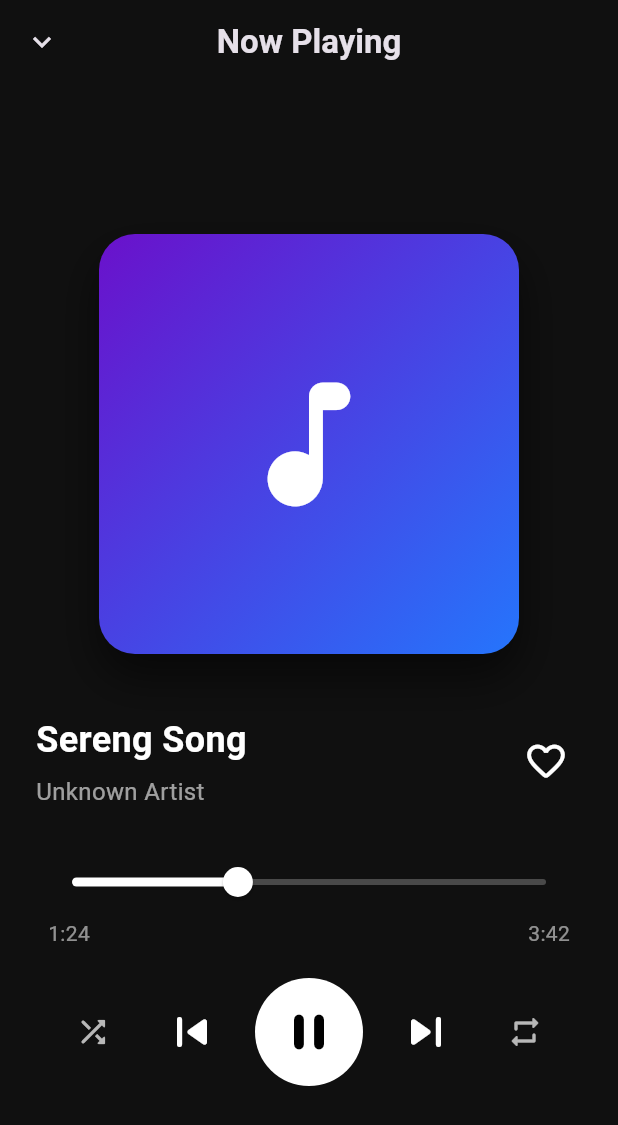
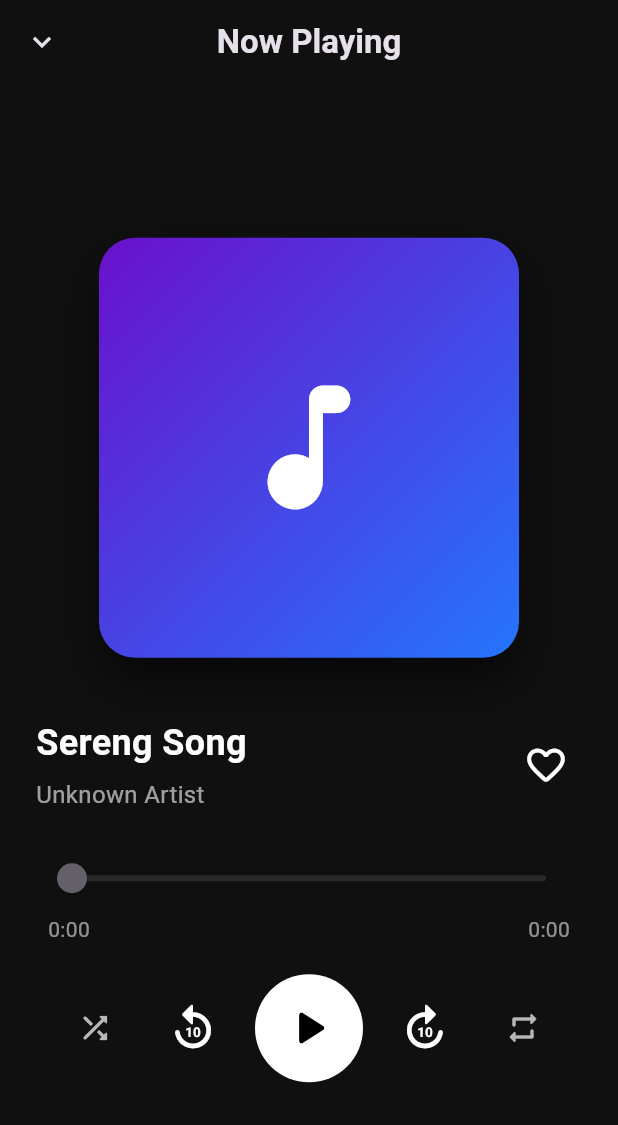
Before and after one commit to marandianil31-spec/Sereng, a Flutter app: the MusicPlayerScreen screen opened directly, after a tap on the "play arrow" icon, on a phone screen of 412 x 824 dp. Shown: the top 1125 px of the screen. Run offline on Flutter 3.47's test engine with Material 3 defaults, Android fonts, the phone set to English and light mode, and no system bars; our stand-ins replace just_audio.

Commit message:
Enhance MusicPlayerScreen with audio playback features
Refactor music player screen to use audio URL and improve UI responsiveness.

```diff
--- a/lib/screens/music_player_screen.dart
+++ b/lib/screens/music_player_screen.dart
@@ -1,13 +1,16 @@
 import 'package:flutter/material.dart';
+import 'package:just_audio/just_audio.dart';
 
 class MusicPlayerScreen extends StatefulWidget {
   final String songTitle;
   final String artistName;
+  final String? audioUrl;
 
   const MusicPlayerScreen({
     super.key,
     this.songTitle = 'Sereng Song',
     this.artistName = 'Unknown Artist',
+    this.audioUrl,
   });
 
   @override
@@ -15,9 +18,101 @@ class MusicPlayerScreen extends StatefulWidget {
 }
 
 class _MusicPlayerScreenState extends State<MusicPlayerScreen> {
-  bool isPlaying = false;
+  final AudioPlayer _player = AudioPlayer();
+
   bool isLiked = false;
-  double progress = 0.35;
+  bool isLoading = false;
+
+  // Temporary test MP3.
+  // Later we will replace this with the SERENG CDN URL.
+  static const String testAudioUrl =
+      'https://www.soundhelix.com/examples/mp3/SoundHelix-Song-1.mp3';
+
+  @override
+  void initState() {
+    super.initState();
+
+    _player.playerStateStream.listen((state) {
+      if (mounted) {
+        setState(() {});
+      }
+    });
+  }
+
+  String get audioUrl => widget.audioUrl ?? testAudioUrl;
+
+  Future<void> _playPause() async {
+    try {
+      if (_player.playing) {
+        await _player.pause();
+        return;
+      }
+
+      setState(() {
+        isLoading = true;
+      });
+
+      if (_player.processingState == ProcessingState.idle) {
+        await _player.setUrl(audioUrl);
+      }
+
+      await _player.play();
+
+      if (mounted) {
+        setState(() {
+          isLoading = false;
+        });
+      }
+    } catch (e) {
+      if (mounted) {
+        setState(() {
+          isLoading = false;
+        });
+
+        ScaffoldMessenger.of(context).showSnackBar(
+          SnackBar(
+            content: Text('Song play nahi ho saka: $e'),
+          ),
+        );
+      }
+    }
+  }
+
+  Future<void> _seekForward() async {
+    final position = _player.position;
+    final duration = _player.duration;
+
+    if (duration == null) return;
+
+    final newPosition = position + const Duration(seconds: 10);
+
+    await _player.seek(
+      newPosition < duration ? newPosition : duration,
+    );
+  }
+
+  Future<void> _seekBackward() async {
+    final position = _player.position;
+
+    final newPosition = position - const Duration(seconds: 10);
+
+    await _player.seek(
+      newPosition > Duration.zero ? newPosition : Duration.zero,
+    );
+  }
+
+  String _formatDuration(Duration duration) {
+    final minutes = duration.inMinutes;
+    final seconds = duration.inSeconds % 60;
+
+    return '$minutes:${seconds.toString().padLeft(2, '0')}';
+  }
+
+  @override
+  void dispose() {
+    _player.dispose();
+    super.dispose();
+  }
 
   @override
   Widget build(BuildContext context) {
@@ -28,11 +123,15 @@ class _MusicPlayerScreenState extends State<MusicPlayerScreen> {
         elevation: 0,
         leading: IconButton(
           icon: const Icon(Icons.keyboard_arrow_down),
-          onPressed: () => Navigator.pop(context),
+          onPressed: () {
+            Navigator.pop(context);
+          },
         ),
         title: const Text(
           'Now Playing',
-          style: TextStyle(fontWeight: FontWeight.bold),
+          style: TextStyle(
+            fontWeight: FontWeight.bold,
+          ),
         ),
         centerTitle: true,
       ),
@@ -94,6 +193,8 @@ class _MusicPlayerScreenState extends State<MusicPlayerScreen> {
                         const SizedBox(height: 6),
                         Text(
                           widget.artistName,
+                          maxLines: 1,
+                          overflow: TextOverflow.ellipsis,
                           style: const TextStyle(
                             color: Colors.white60,
                             fontSize: 16,
@@ -102,6 +203,7 @@ class _MusicPlayerScreenState extends State<MusicPlayerScreen> {
                       ],
                     ),
                   ),
+
                   IconButton(
                     onPressed: () {
                       setState(() {
@@ -119,9 +221,33 @@ class _MusicPlayerScreenState extends State<MusicPlayerScreen> {
                 ],
               ),
 
-              const SizedBox(height: 25),
+              const SizedBox(height: 20),
 
-              // Progress bar
+              // Progress
+              StreamBuilder<Duration>(
+                stream: _player.positionStream,
+                builder: (context, snapshot) {
+                  final position = snapshot.data ?? Duration.zero;
+                  final duration = _player.duration ?? Duration.zero;
+
+                  double value = 0;
+
+                  if (duration.inMilliseconds > 0) {
+                    value =
+                        position.inMilliseconds /
+                        duration.inMilliseconds;
+
+                    if (value > 1) {
+                      value = 1;
+                    }
+
+                    if (value < 0) {
+                      value = 0;
+                    }
+                  }
+
+                  return Column(
+                    children: [
                       SliderTheme(
                         data: SliderTheme.of(context).copyWith(
                           activeTrackColor: Colors.white,
@@ -131,32 +257,48 @@ class _MusicPlayerScreenState extends State<MusicPlayerScreen> {
                           trackHeight: 4,
                         ),
                         child: Slider(
-                  value: progress,
+                          value: value,
                           min: 0,
                           max: 1,
-                  onChanged: (value) {
-                    setState(() {
-                      progress = value;
-                    });
+                          onChanged: duration.inMilliseconds == 0
+                              ? null
+                              : (newValue) {
+                                  final newPosition = Duration(
+                                    milliseconds:
+                                        (duration.inMilliseconds *
+                                                newValue)
+                                            .round(),
+                                  );
+
+                                  _player.seek(newPosition);
                                 },
                         ),
                       ),
 
-              const Padding(
-                padding: EdgeInsets.symmetric(horizontal: 8),
+                      Padding(
+                        padding: const EdgeInsets.symmetric(horizontal: 8),
                         child: Row(
-                  mainAxisAlignment: MainAxisAlignment.spaceBetween,
+                          mainAxisAlignment:
+                              MainAxisAlignment.spaceBetween,
                           children: [
                             Text(
-                      '1:24',
-                      style: TextStyle(color: Colors.white54),
+                              _formatDuration(position),
+                              style: const TextStyle(
+                                color: Colors.white54,
+                              ),
                             ),
                             Text(
-                      '3:42',
-                      style: TextStyle(color: Colors.white54),
+                              _formatDuration(duration),
+                              style: const TextStyle(
+                                color: Colors.white54,
+                              ),
                             ),
                           ],
                         ),
+                      ),
+                    ],
+                  );
+                },
               ),
 
               const SizedBox(height: 20),
@@ -172,14 +314,16 @@ class _MusicPlayerScreenState extends State<MusicPlayerScreen> {
                       color: Colors.white70,
                     ),
                   ),
+
                   IconButton(
-                    onPressed: () {},
+                    onPressed: _seekBackward,
                     icon: const Icon(
-                      Icons.skip_previous_rounded,
+                      Icons.replay_10_rounded,
                       color: Colors.white,
-                      size: 40,
+                      size: 36,
                     ),
                   ),
+
                   Container(
                     width: 72,
                     height: 72,
@@ -187,14 +331,18 @@ class _MusicPlayerScreenState extends State<MusicPlayerScreen> {
                       color: Colors.white,
                       shape: BoxShape.circle,
                     ),
-                    child: IconButton(
-                      onPressed: () {
-                        setState(() {
-                          isPlaying = !isPlaying;
-                        });
-                      },
+                    child: isLoading
+                        ? const Padding(
+                            padding: EdgeInsets.all(20),
+                            child: CircularProgressIndicator(
+                              strokeWidth: 3,
+                              color: Colors.black,
+                            ),
+                          )
+                        : IconButton(
+                            onPressed: _playPause,
                             icon: Icon(
-                        isPlaying
+                              _player.playing
                                   ? Icons.pause_rounded
                                   : Icons.play_arrow_rounded,
                               color: Colors.black,
@@ -202,14 +350,16 @@ class _MusicPlayerScreenState extends State<MusicPlayerScreen> {
                             ),
                           ),
                   ),
+
                   IconButton(
-                    onPressed: () {},
+                    onPressed: _seekForward,
                     icon: const Icon(
-                      Icons.skip_next_rounded,
+                      Icons.forward_10_rounded,
                       color: Colors.white,
-                      size: 40,
+                      size: 36,
                     ),
                   ),
+
                   IconButton(
                     onPressed: () {},
                     icon: const Icon(
```
Lines whose indentation alone changed are shown as unchanged.
